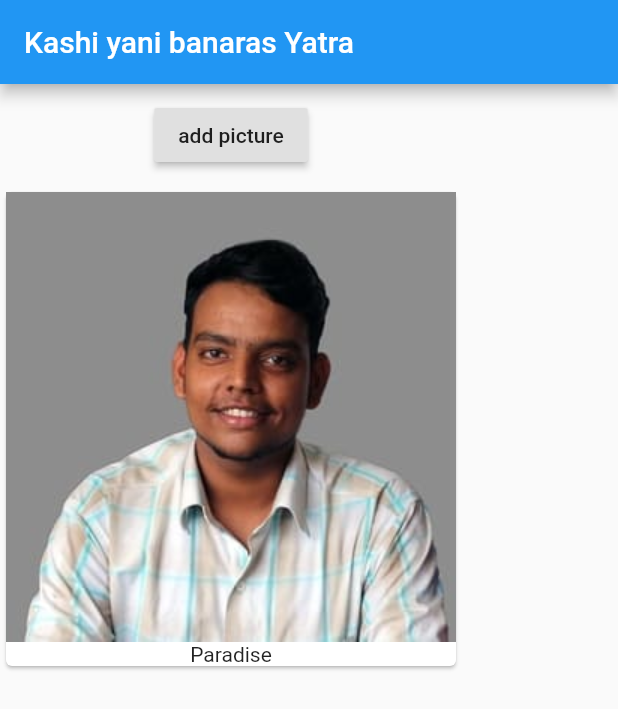
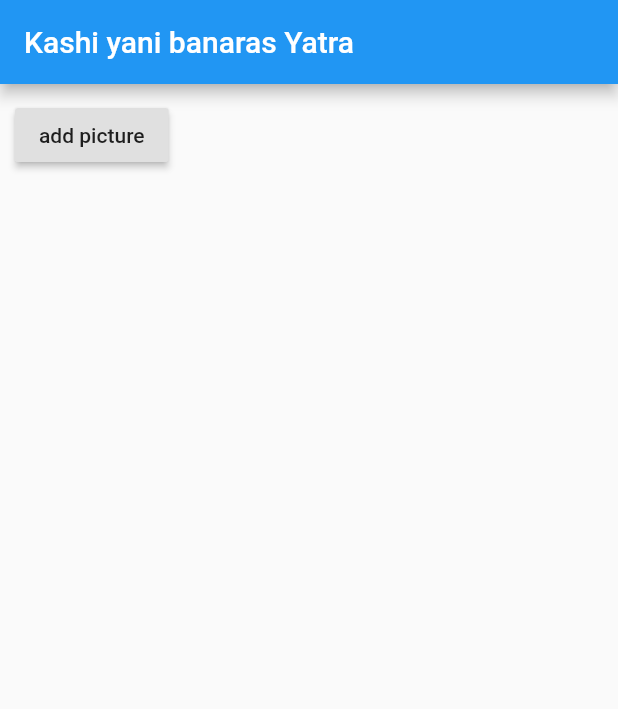
Before and after one commit to SHUBHAMDAVE001/flutturnew, a Flutter app: the screen it shows after launch, on a phone screen of 412 x 824 dp. Shown: the top 709 px of the screen. Run offline on Flutter 3.47's test engine with Material 2 defaults, Android fonts, the phone set to English and light mode, and no system bars.

Commit message:
changes of 31052019

```diff
--- a/lib/main.dart
+++ b/lib/main.dart
@@ -1,48 +1,19 @@
 import 'package:flutter/material.dart';
+
+import './product_manager.dart';
 
 main() => runApp(MyApp());
 
-class MyApp extends StatefulWidget {
-  @override
-  State<StatefulWidget> createState() => _MyAppState();
-}
-
-class _MyAppState extends State<MyApp> {
-  List<String> _products = ['Food tester'];
+class MyApp extends StatelessWidget {
   @override
   Widget build(context) {
     return MaterialApp(
       home: Scaffold(
-          appBar: AppBar(
-            title: Text('Kashi yani banaras Yatra'),
-          ),
-          body: Column(
-            children: [
-              Container(
-                margin: EdgeInsets.all(10.0),
-                child: RaisedButton(
-                  onPressed: () {
-                    setState(() {
-                    _products.add('AFT');
-                    });
-                  },
-                  child: Text('add picture'),
-                ),
-              ),
-              Column(
-                  children: _products
-                      .map((element) => Card(
-                            child: Column(
-                              children: <Widget>[
-                                Image.asset('assets/shubham_new_img.jpg'),
-                                Text('Paradise')
-                              ],
-                            ),
-                          ))
-                      .toList()
-                    ),
-            ],
-          )),
+        appBar: AppBar(
+          title: Text('Kashi yani banaras Yatra'),
+        ),
+        body: ProductManger(),
+      ),
     );
   }
 }
--- /dev/null
+++ b/lib/product_manager.dart
@@ -0,0 +1,31 @@
+import 'package:flutter/material.dart';
+
+import './products.dart';
+class ProductManger extends StatefulWidget {
+  @override
+  State<StatefulWidget> createState() {
+    // TODO: implement createState
+    return _ProductManagerState();
+  }
+}
+
+class _ProductManagerState extends State<ProductManger> {
+  List<String> _products = ['Food tester'];
+
+  @override
+  Widget build(BuildContext context) {
+    // TODO: implement build
+    return Container(
+      margin: EdgeInsets.all(10.0),
+      child: RaisedButton(
+        onPressed: () {
+          setState(() {
+            _products.add('AFT');
+          });
+        },
+        child: Text('add picture'),
+      ),
+    );
+    Products(_products);
+  }
+}
--- /dev/null
+++ b/lib/products.dart
@@ -0,0 +1,23 @@
+import 'package:flutter/material.dart';
+
+class Products extends StatelessWidget {
+final List<String> products;
+
+Products(this.products);
+
+  @override
+  Widget build(BuildContext context) {
+// TODO: implement build
+    return Column(
+        children: products
+            .map((element) => Card(
+                  child: Column(
+                    children: <Widget>[
+                      Image.asset('assets/shubham_new_img.jpg'),
+                      Text('Paradise')
+                    ],
+                  ),
+                ))
+            .toList());
+  }
+}
```
Also changed, not shown: pubspec.lock.
